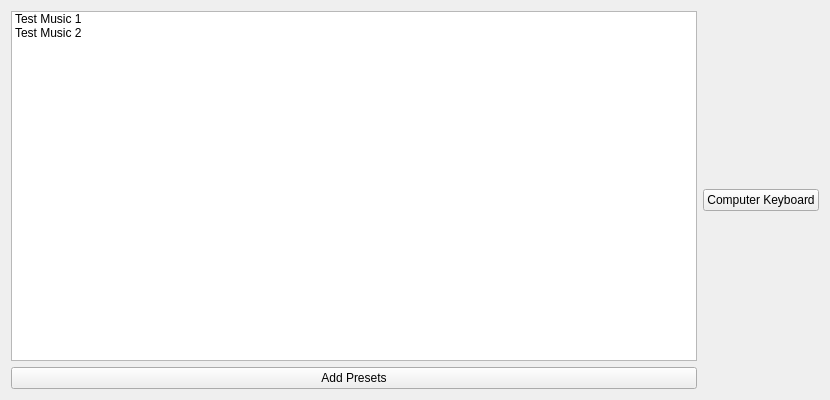
This is ClientDesktop/app/views/MainWindow/MainWindow.ui in Shadowik2306/ulstu-diplom as Qt 5 draws it before an edit. The edited form follows.
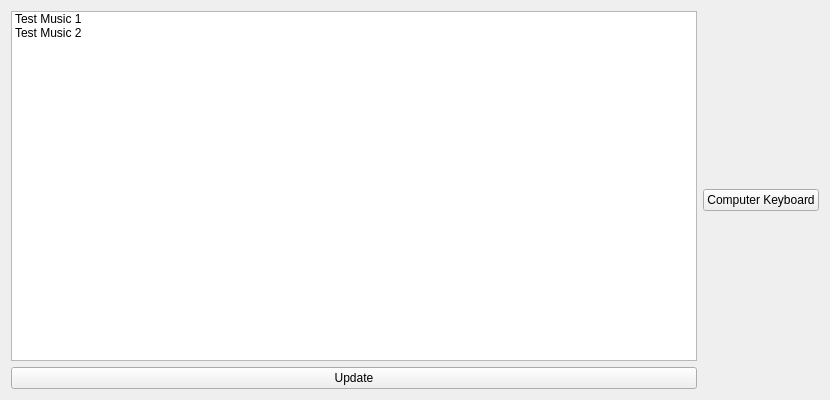
This is the edited form.

```diff
--- a/ClientDesktop/app/views/MainWindow/MainWindow.ui
+++ b/ClientDesktop/app/views/MainWindow/MainWindow.ui
@@ -62,7 +62,7 @@
        <item>
         <widget class="QPushButton" name="addPresetButton">
          <property name="text">
-          <string>Add Presets</string>
+          <string>Update</string>
          </property>
         </widget>
        </item>
```
